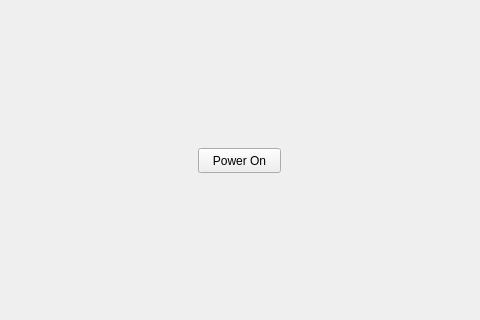
The window that mainwindow.ui (Kailinho/3004_Final_Project) describes before a commit, drawn with Qt 5; both pictures show x 158 to 638 and y 139 to 459 of the 800 by 600 pixel window.
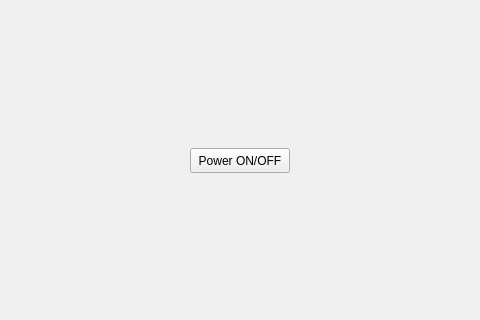
The same window after the commit. Icons and pictures are not drawn.

Commit message: Shock implemented + UI update

```diff
--- a/mainwindow.ui
+++ b/mainwindow.ui
@@ -32,14 +32,14 @@
    <widget class="QPushButton" name="powerOnButton">
     <property name="geometry">
      <rect>
-      <x>356</x>
+      <x>348</x>
       <y>287</y>
-      <width>83</width>
+      <width>100</width>
       <height>25</height>
      </rect>
     </property>
     <property name="text">
-     <string>Power On</string>
+     <string>Power ON/OFF</string>
     </property>
    </widget>
    <widget class="QCheckBox" name="adultPad1CheckBox">
```
Left out of the diff: 2 changed lines with no effect on the pictures. The commit also changes 5 other files.
